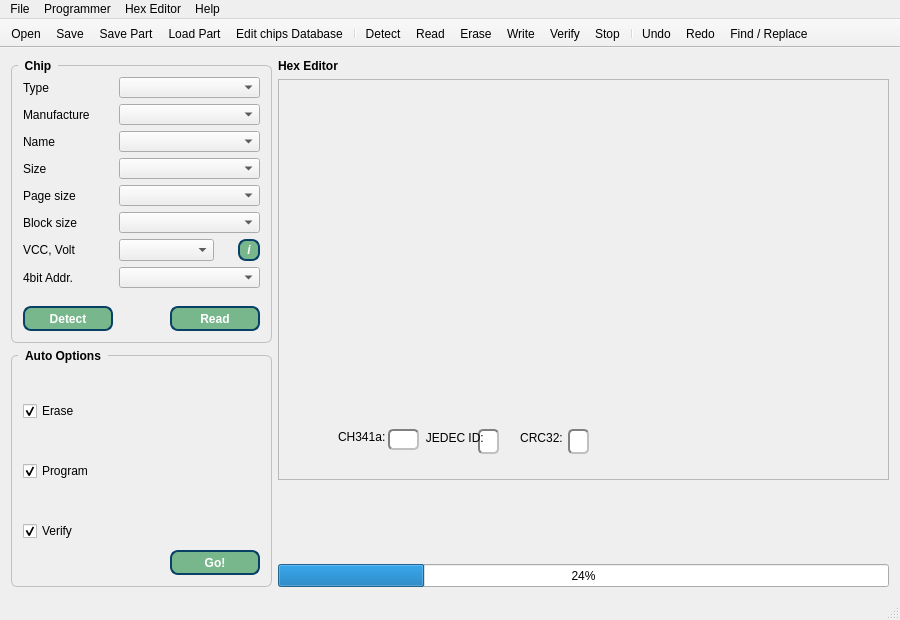
This is IMSProg_programmer/mainwindow.ui in bigbigmdm/IMSProg as Qt 5 draws it before an edit. The edited form follows.
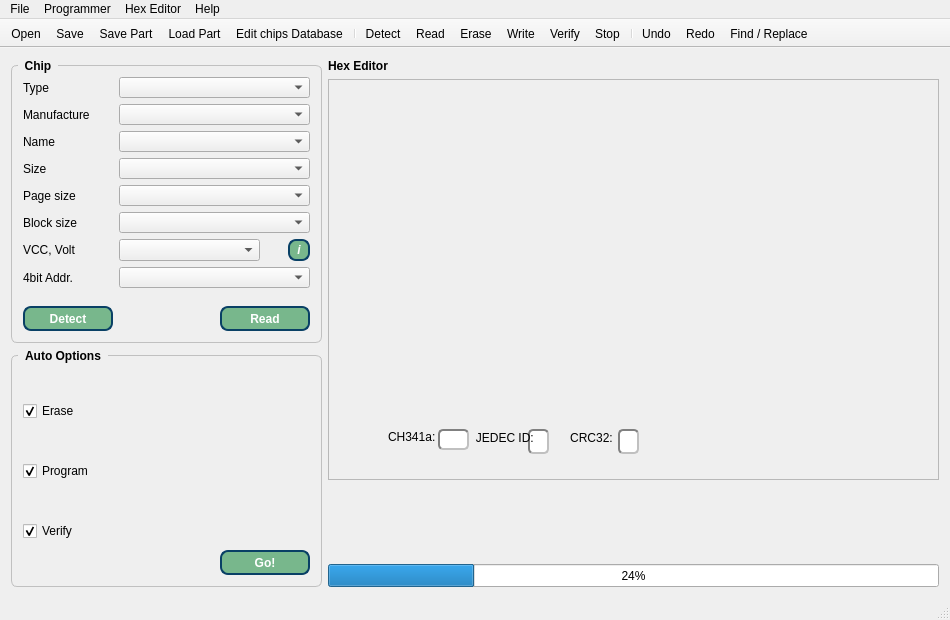
This is the edited form. Icons and pictures are not drawn.

What changed in the file:
```diff
--- a/IMSProg_programmer/mainwindow.ui
+++ b/IMSProg_programmer/mainwindow.ui
@@ -6,7 +6,7 @@
    <rect>
     <x>0</x>
     <y>0</y>
-    <width>900</width>
+    <width>950</width>
     <height>620</height>
    </rect>
   </property>
```
